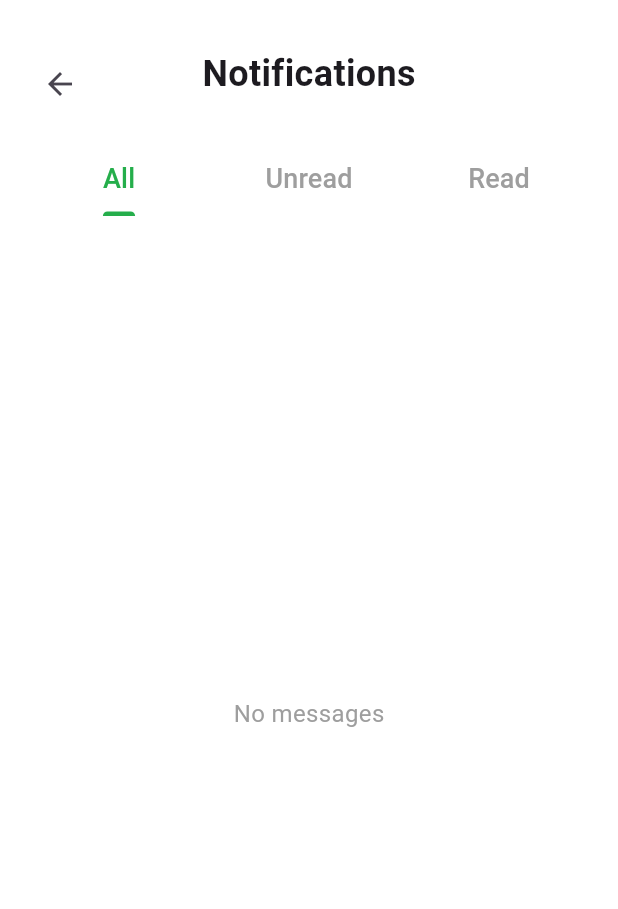
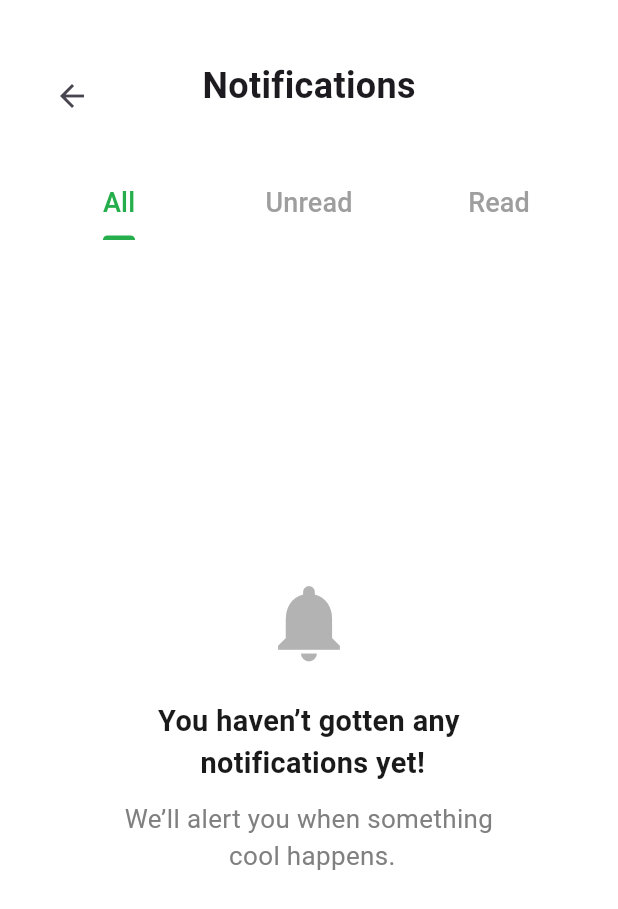
Before and after one commit to MohamadRamahi/ecommerce_app, a Flutter app: the ProductDetailsScreen screen opened directly with sample values from the repository, after a tap on the "notifications none" icon, on a phone screen of 412 x 824 dp. Shown: the top 909 px of the screen. Run offline on Flutter 3.47's test engine with Material 3 defaults, Android fonts, the phone set to English and light mode, and no system bars; our stand-ins replace bloc, firebase_auth, firebase_core, firebase_messaging, flutter_bloc, font_awesome_flutter and 6 more; accounts and stored records are empty.

Commit message:
edit notification screen (done)

```diff
--- a/lib/cubit/notification_cubit.dart
+++ b/lib/cubit/notification_cubit.dart
@@ -1,6 +1,9 @@
+import 'dart:async';
+import 'dart:convert';
 import 'package:bloc/bloc.dart';
 import 'package:firebase_messaging/firebase_messaging.dart';
 import 'package:meta/meta.dart';
+import 'package:shared_preferences/shared_preferences.dart';
 
 part 'notification_state.dart';
 
@@ -16,6 +19,22 @@ class NotificationItem {
     required this.timestamp,
     this.isRead = false,
   });
+
+  Map<String, dynamic> toJson() => {
+    'title': title,
+    'message': message,
+    'timestamp': timestamp,
+    'isRead': isRead,
+  };
+
+  factory NotificationItem.fromJson(Map<String, dynamic> json) {
+    return NotificationItem(
+      title: json['title'],
+      message: json['message'],
+      timestamp: json['timestamp'],
+      isRead: json['isRead'],
+    );
+  }
 }
 
 class NotificationCubit extends Cubit<NotificationState> {
@@ -23,36 +42,23 @@ class NotificationCubit extends Cubit<NotificationState> {
 
   final List<NotificationItem> _notifications = [];
   final FirebaseMessaging _messaging = FirebaseMessaging.instance;
+  StreamSubscription<RemoteMessage>? _messageSubscription;
 
   List<NotificationItem> get notifications => List.unmodifiable(_notifications);
 
   Future<void> initNotifications() async {
     emit(NotificationLoading());
+    try {
+      await loadFromStorage();
+      await _messaging.requestPermission(alert: true, badge: true, sound: true);
 
-    try {
-      // طلب الإذن
-      await _messaging.requestPermission(
-        alert: true,
-        badge: true,
-        sound: true,
-      );
-
-      // الإستماع للإشعارات في المقدمة
-      FirebaseMessaging.onMessage.listen((message) {
-        if (message.notification != null) {
-          _notifications.insert(
-            0,
-            NotificationItem(
-              title: message.notification!.title ?? "No title",
-              message: message.notification!.body ?? "",
-              timestamp: DateTime.now().toString(),
-              isRead: false,
-            ),
-          );
-          emit(NotificationLoaded(List.from(_notifications)));
-        }
+      // اشترك بالـ onMessage
+      await _messageSubscription?.cancel();
+      _messageSubscription = FirebaseMessaging.onMessage.listen((message) {
+        addNotificationFromMessage(message); // ✅ استعمل الدالة الموحدة
       });
 
+      // اعرض الرسائل الموجودة فقط بدون إعادة إضافتها
       emit(NotificationLoaded(List.from(_notifications)));
     } catch (e) {
       emit(NotificationError(e.toString()));
@@ -60,7 +66,58 @@ class NotificationCubit extends Cubit<NotificationState> {
   }
 
   void markAsRead(int index) {
-    _notifications[index].isRead = true;
-    emit(NotificationLoaded(List.from(_notifications)));
+    if (index >= 0 && index < _notifications.length) {
+      _notifications[index].isRead = true;
+      saveToStorage();
+      emit(NotificationLoaded(List.from(_notifications)));
+    }
   }
+
+  Future<void> saveToStorage() async {
+    final prefs = await SharedPreferences.getInstance();
+    List<String> jsonList =
+    _notifications.map((n) => jsonEncode(n.toJson())).toList();
+    await prefs.setStringList("notifications", jsonList);
+  }
+
+  Future<void> loadFromStorage() async {
+    final prefs = await SharedPreferences.getInstance();
+    final jsonList = prefs.getStringList("notifications") ?? [];
+    _notifications.clear();
+    _notifications
+        .addAll(jsonList.map((n) => NotificationItem.fromJson(jsonDecode(n))));
+  }
+
+  @override
+  Future<void> close() {
+    _messageSubscription?.cancel();
+    return super.close();
+  }
+
+  void addNotificationFromMessage(RemoteMessage message, {bool isFromUserClick = false}) {
+    if (message.notification != null) {
+      final newItem = NotificationItem(
+        title: message.notification!.title ?? "No title",
+        message: message.notification!.body ?? "",
+        timestamp: DateTime.now().toString(),
+        isRead: isFromUserClick,
+      );
+
+      // ✅ تحقق إذا الإشعار موجود مسبقًا
+      final alreadyExists = _notifications.any((n) =>
+      n.title == newItem.title &&
+          n.message == newItem.message
+      );
+
+      if (!alreadyExists) {
+        _notifications.insert(0, newItem);
+        saveToStorage();
+        emit(NotificationLoaded(List.from(_notifications)));
+      }
+    }
+  }
+
+
+
+
 }
--- a/lib/main.dart
+++ b/lib/main.dart
@@ -31,7 +31,7 @@ Future<void> main() async {
   await Firebase.initializeApp(
     options: DefaultFirebaseOptions.currentPlatform,
   );
-  await FirebaseNotification().initNotification();
+
   runApp(MyApp());
 }
 final GlobalKey<NavigatorState> navigatorKey =GlobalKey<NavigatorState>();
@@ -44,6 +44,7 @@ class MyApp extends StatelessWidget {
   Widget build(BuildContext context) {
     return MultiBlocProvider(
         providers: [
+          BlocProvider(create: (context)=>NotificationCubit()..initNotifications()),
           BlocProvider(create: (_) => OnboardingCubit()),
           BlocProvider(create: (context) => LocationCubit(LocationRepository())),
           BlocProvider(create: (context)=>LoginCubit()),
@@ -56,7 +57,6 @@ class MyApp extends StatelessWidget {
           BlocProvider(create: (context)=>FavoriteProductsCubit()),
           BlocProvider(create: (context)=>CartCubit()),
           BlocProvider(create: (context)=>SizeCubit()),
-          BlocProvider(create: (context)=>NotificationCubit())
 
         ],
         child:MaterialApp(
@@ -72,7 +72,7 @@ class MyApp extends StatelessWidget {
             '/login': (context) => LoginScreen(),
             '/home': (context) => MainScreen(),
             // '/favorites': (context) => FavoritesScreen(), // ✅ أضف هذا السطر
-            '/notification': (context) => NotificationScreen(),
+           // '/notification': (context) => NotificationScreen(),
 
 
           },
--- a/lib/view/screens/notification_screen.dart
+++ b/lib/view/screens/notification_screen.dart
@@ -1,4 +1,5 @@
 import 'package:ecommerce/cubit/notification_cubit.dart';
+import 'package:ecommerce/responsive.dart';
 import 'package:flutter/material.dart';
 import 'package:flutter_bloc/flutter_bloc.dart';
 
@@ -25,7 +26,9 @@ class NotificationScreen extends StatelessWidget {
                   child: Column(
                     children: [
                       const SizedBox(height: 16),
-                      Stack(
+                      Padding(
+                        padding: const EdgeInsets.all(8.0),
+                        child: Stack(
                           children: [
                             const BackButton(),
                             const Center(
@@ -38,6 +41,7 @@ class NotificationScreen extends StatelessWidget {
                               ),
                             ),
                           ],
+                        ),
                       ),
                       const SizedBox(height: 16),
                       const TabBar(
@@ -78,10 +82,28 @@ class NotificationScreen extends StatelessWidget {
 
   Widget _buildNotificationList(BuildContext context, List<NotificationItem> items, {bool showEmptyMessage = false}) {
     if (items.isEmpty && showEmptyMessage) {
-      return const Center(
-        child: Text(
-          "No messages",
-          style: TextStyle(fontSize: 16, color: Colors.grey),
+      return  Center(
+        child: Column(
+          mainAxisAlignment: MainAxisAlignment.center,
+          children: [
+            Icon(Icons.notifications,color: Color(0xffB3B3B3),
+              size: responsiveWidth(context, 64),),
+            SizedBox(height: responsiveHeight(context, 24),),
+            Text(
+              "You haven’t gotten any\n notifications yet!",
+              textAlign: TextAlign.center, // نص مركزي
+
+              style: TextStyle(fontSize: responsiveWidth(context, 20),
+                  color: Color(0xff1A1A1A),
+              fontWeight: FontWeight.w700),
+            ),
+            SizedBox(height: responsiveHeight(context, 12),),
+
+            Text('We’ll alert you when something\n cool happens.',
+                textAlign: TextAlign.center, // نص مركزي
+                style: TextStyle(color: Color(0xff808080),
+            fontSize: responsiveWidth(context, 18)))
+          ],
         ),
       );
     }
--- a/lib/view/widget/notification_icon_widget.dart
+++ b/lib/view/widget/notification_icon_widget.dart
@@ -1,50 +1,72 @@
+import 'package:ecommerce/cubit/notification_cubit.dart';
+import 'package:flutter/material.dart';
+import 'package:flutter_bloc/flutter_bloc.dart';
 import 'package:ecommerce/view/screens/notification_screen.dart';
-import 'package:flutter/material.dart';
 
 class NotificationIcon extends StatefulWidget {
+  const NotificationIcon({super.key});
+
   @override
-  _NotificationIconState createState() => _NotificationIconState();
+  State<NotificationIcon> createState() => _NotificationIconState();
+
 }
 
 class _NotificationIconState extends State<NotificationIcon> {
-  bool hasNotification = true;
+  void _openNotifications(BuildContext context) {
+    Navigator.push(
+      context,
+      MaterialPageRoute(builder: (_) =>  NotificationScreen()),
+    );
+  }
+  @override
+  void initState() {
+    super.initState();
+    final cubit = context.read<NotificationCubit>();
+    for (int i = 0; i < cubit.notifications.length; i++) {
+      cubit.markAsRead(i);
+    }
+  }
 
-  void showNotifications(BuildContext context) {
-    setState(() {
-      hasNotification = false;
-    });
-  Navigator.push(context,
-  MaterialPageRoute(builder: (context)=>NotificationScreen()));
-
-  }
 
   @override
   Widget build(BuildContext context) {
+    return BlocBuilder<NotificationCubit, NotificationState>(
+      builder: (context, state) {
+        bool hasUnread = false;
+
+        if (state is NotificationLoaded) {
+          hasUnread = state.notifications.any((n) => !n.isRead);
+        }
+
         return Padding(
           padding: const EdgeInsets.all(8.0),
           child: GestureDetector(
-        onTap: () => showNotifications(context),
+            onTap: () => _openNotifications(context),
             child: Container(
               height: 34,
               width: 34,
               decoration: BoxDecoration(
                 borderRadius: BorderRadius.circular(8),
-            color: Color(0xffF5F5F5),
+                color: const Color(0xffF5F5F5),
               ),
               child: Stack(
                 clipBehavior: Clip.none,
                 children: [
-              Center(
-                child: Icon(Icons.notifications_none_outlined, color: Colors.black, size: 20),
+                  const Center(
+                    child: Icon(Icons.notifications_none_outlined,
+                        color: Colors.black, size: 20),
                   ),
-              if (hasNotification)
+                  if (hasUnread)
                     Positioned(
                       top: 8,
                       right: 8,
                       child: Container(
                         height: 8,
                         width: 8,
-                    decoration: BoxDecoration(color: Colors.red, shape: BoxShape.circle),
+                        decoration: const BoxDecoration(
+                          color: Colors.red,
+                          shape: BoxShape.circle,
+                        ),
                       ),
                     ),
                 ],
@@ -52,5 +74,7 @@ class _NotificationIconState extends State<NotificationIcon> {
             ),
           ),
         );
+      },
+    );
   }
 }
```
Also changed, not shown: lib/firebase_notification.dart (+46 -30 lines), lib/view/screens/product_details_screen.dart (+10 -0 lines). Lines whose indentation alone changed are shown as unchanged.
